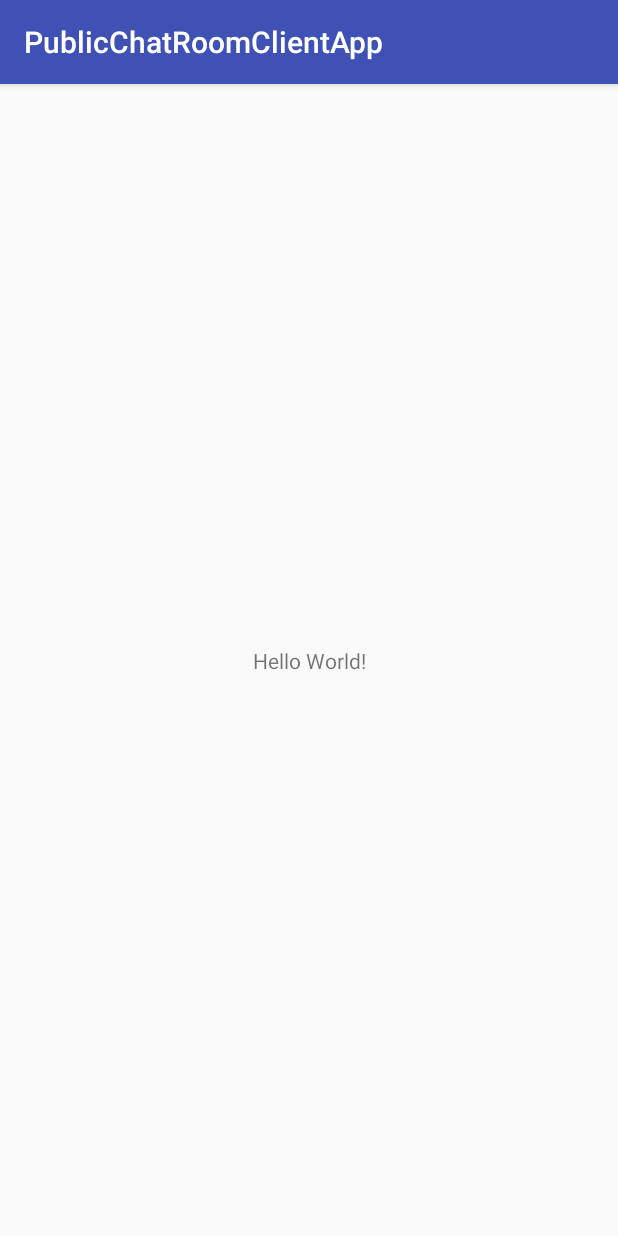
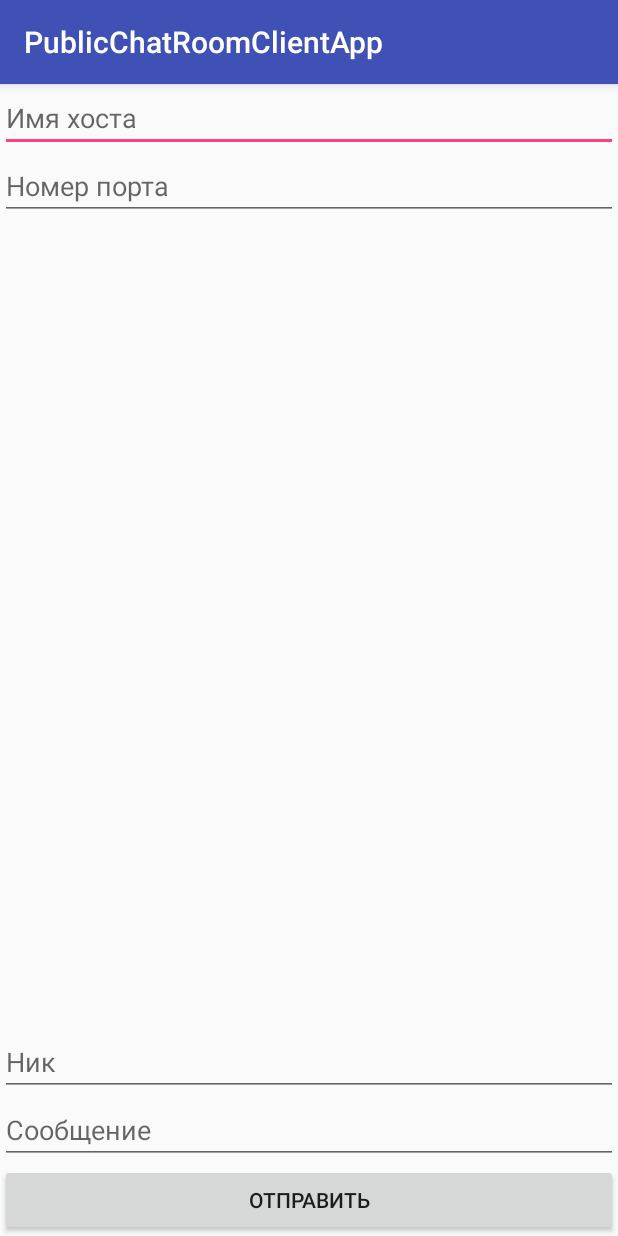
Before and after one commit to iteam-ramazanov/PublicChatRoomClientApp, an Android app: the screen it shows after launch (PublicChatRoomClientActivity), on a phone screen of 412 x 824 dp. Run offline under Robolectric (Android 15) with nearby library versions, the phone set to English and light mode, and no system bars.

Commit message:
Реализовал самую простую версию клиента

```diff
--- a/app/src/main/AndroidManifest.xml
+++ b/app/src/main/AndroidManifest.xml
@@ -10,7 +10,7 @@
         android:supportsRtl="true"
         android:theme="@style/AppTheme">
         <activity android:name=".PublicChatRoomClientActivity">
-            <intent-filter>
+            <intent-filter>^
                 <action android:name="android.intent.action.MAIN" />
 
                 <category android:name="android.intent.category.LAUNCHER" />
--- /dev/null
+++ b/app/src/main/java/com/iteam_ramazanov/publicchatroomclientapp/TCPConnectionListener.java
@@ -0,0 +1,9 @@
+package com.iteam_ramazanov.publicchatroomclientapp;
+
+public interface TCPConnectionListener {
+
+    void onConnectionReady(TCPConnection tcpConnection);
+    void onReceiveString(TCPConnection tcpConnection, String value);
+    void onDisconnect(TCPConnection tcpConnection);
+    void onException(TCPConnection tcpConnection, Exception e);
+}
--- a/app/src/main/res/layout/activity_public_chat_room_client.xml
+++ b/app/src/main/res/layout/activity_public_chat_room_client.xml
@@ -6,13 +6,73 @@
     android:layout_height="match_parent"
     tools:context="com.iteam_ramazanov.publicchatroomclientapp.PublicChatRoomClientActivity">
 
-    <TextView
-        android:layout_width="wrap_content"
+    <EditText
+        android:id="@+id/edtHost"
+        android:layout_width="0dp"
         android:layout_height="wrap_content"
-        android:text="Hello World!"
-        app:layout_constraintBottom_toBottomOf="parent"
-        app:layout_constraintLeft_toLeftOf="parent"
-        app:layout_constraintRight_toRightOf="parent"
+        android:ems="10"
+        android:hint="@string/host_name"
+        android:inputType="textUri"
+        app:layout_constraintEnd_toEndOf="parent"
+        app:layout_constraintHorizontal_bias="0.0"
+        app:layout_constraintStart_toStartOf="parent"
         app:layout_constraintTop_toTopOf="parent" />
 
+    <EditText
+        android:id="@+id/edtPort"
+        android:layout_width="0dp"
+        android:layout_height="wrap_content"
+        android:ems="10"
+        android:hint="@string/port_number"
+        android:inputType="number"
+        app:layout_constraintEnd_toEndOf="@+id/edtHost"
+        app:layout_constraintHorizontal_bias="0.0"
+        app:layout_constraintStart_toStartOf="@+id/edtHost"
+        app:layout_constraintTop_toBottomOf="@+id/edtHost" />
+
+    <EditText
+        android:id="@+id/edtNickName"
+        android:layout_width="0dp"
+        android:layout_height="wrap_content"
+        android:ems="10"
+        android:hint="@string/nick_name"
+        android:inputType="textPersonName"
+        app:layout_constraintBottom_toTopOf="@+id/edtMessage"
+        app:layout_constraintEnd_toEndOf="@+id/edtHost"
+        app:layout_constraintHorizontal_bias="0.0"
+        app:layout_constraintStart_toStartOf="@+id/edtHost" />
+
+    <Button
+        android:id="@+id/btnSend"
+        android:layout_width="0dp"
+        android:layout_height="wrap_content"
+        android:onClick="btnSendOnClick"
+        android:text="@string/send"
+        app:layout_constraintBottom_toBottomOf="parent"
+        app:layout_constraintEnd_toEndOf="@+id/edtHost"
+        app:layout_constraintHorizontal_bias="0.0"
+        app:layout_constraintStart_toStartOf="@+id/edtHost" />
+
+    <TextView
+        android:id="@+id/tvLogs"
+        android:layout_width="0dp"
+        android:layout_height="0dp"
+        app:layout_constraintBottom_toTopOf="@+id/edtNickName"
+        app:layout_constraintEnd_toEndOf="@+id/edtHost"
+        app:layout_constraintHorizontal_bias="1.0"
+        app:layout_constraintStart_toStartOf="@+id/edtHost"
+        app:layout_constraintTop_toBottomOf="@+id/edtPort" />
+
+    <EditText
+        android:id="@+id/edtMessage"
+        android:layout_width="0dp"
+        android:layout_height="wrap_content"
+        android:ems="10"
+        android:hint="Сообщение"
+        android:inputType="textPersonName"
+        app:layout_constraintBottom_toTopOf="@+id/btnSend"
+        app:layout_constraintEnd_toEndOf="@+id/edtHost"
+        app:layout_constraintHorizontal_bias="0.0"
+        app:layout_constraintStart_toStartOf="@+id/edtHost" />
+
 </android.support.constraint.ConstraintLayout>
--- a/app/src/main/res/values/strings.xml
+++ b/app/src/main/res/values/strings.xml
@@ -1,3 +1,7 @@
 <resources>
     <string name="app_name">PublicChatRoomClientApp</string>
+    <string name="host_name">Имя хоста</string>
+    <string name="port_number">Номер порта</string>
+    <string name="nick_name">Ник</string>
+    <string name="send">Отправить</string>
 </resources>
```
Also changed, not shown: app/src/main/java/com/iteam_ramazanov/publicchatroomclientapp/PublicChatRoomClientActivity.java (+42 -1 lines), app/src/main/java/com/iteam_ramazanov/publicchatroomclientapp/TCPConnection.java (added, +73 -0 lines).
